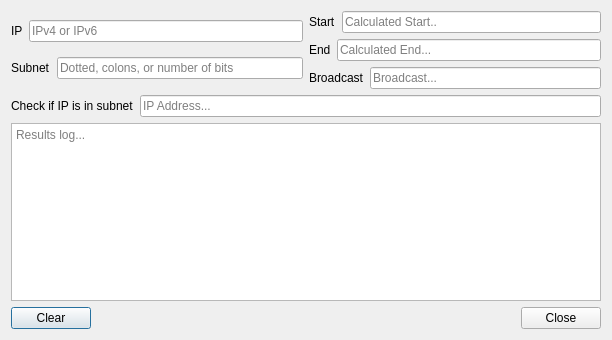
Qt form src/subnetcalc.ui (dannagle/PacketSender) before a commit.
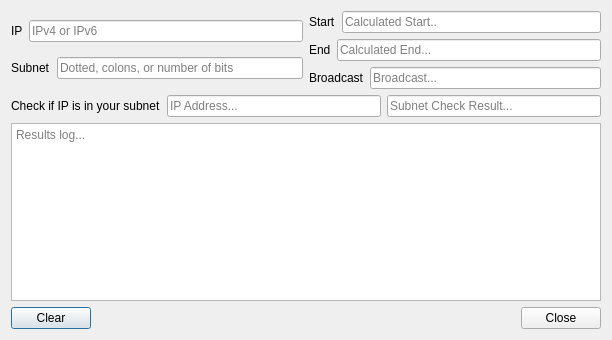
The same form after that commit.

Commit message: subnet calculator now works

Patch:
```diff
--- a/src/subnetcalc.ui
+++ b/src/subnetcalc.ui
@@ -121,7 +121,7 @@
      <item>
       <widget class="QLabel" name="label_4">
        <property name="text">
-        <string>Check if IP is in subnet</string>
+        <string>Check if IP is in your subnet</string>
        </property>
       </widget>
      </item>
@@ -132,6 +132,16 @@
        </property>
       </widget>
      </item>
+     <item>
+      <widget class="QLineEdit" name="checkSubnetResultEdit">
+       <property name="readOnly">
+        <bool>true</bool>
+       </property>
+       <property name="placeholderText">
+        <string>Subnet Check Result...</string>
+       </property>
+      </widget>
+     </item>
     </layout>
    </item>
    <item>
```
Left out of the diff: 12 changed lines with no effect on the pictures. The commit also changes 2 other files.
